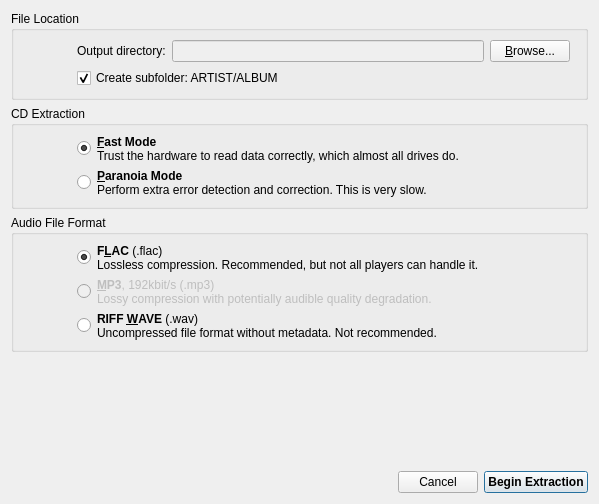
Old version of the form extractparametersdialog.ui in the repository genosse-einhorn/cdda-extractor.
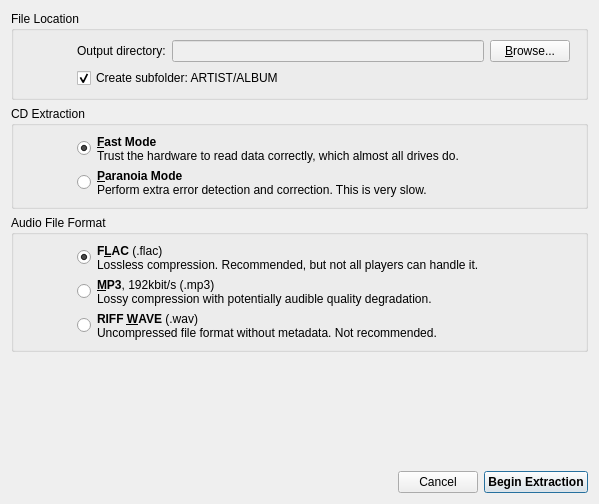
New version of the form. Custom widgets are drawn as their Qt base class.

What changed in the file:
```diff
--- a/extractparametersdialog.ui
+++ b/extractparametersdialog.ui
@@ -160,9 +160,6 @@
       </item>
       <item row="2" column="2">
        <widget class="ClickableBuddyLabel" name="lMp3">
-        <property name="enabled">
-         <bool>false</bool>
-        </property>
         <property name="text">
          <string>&lt;b&gt;&amp;MP3&lt;/b&gt;, 192kbit/s (.mp3)&lt;br&gt;
 Lossy compression with potentially audible quality degradation.</string>
@@ -174,9 +171,6 @@
       </item>
       <item row="2" column="1">
        <widget class="QRadioButton" name="rbMp3">
-        <property name="enabled">
-         <bool>false</bool>
-        </property>
         <property name="text">
          <string/>
         </property>
```
